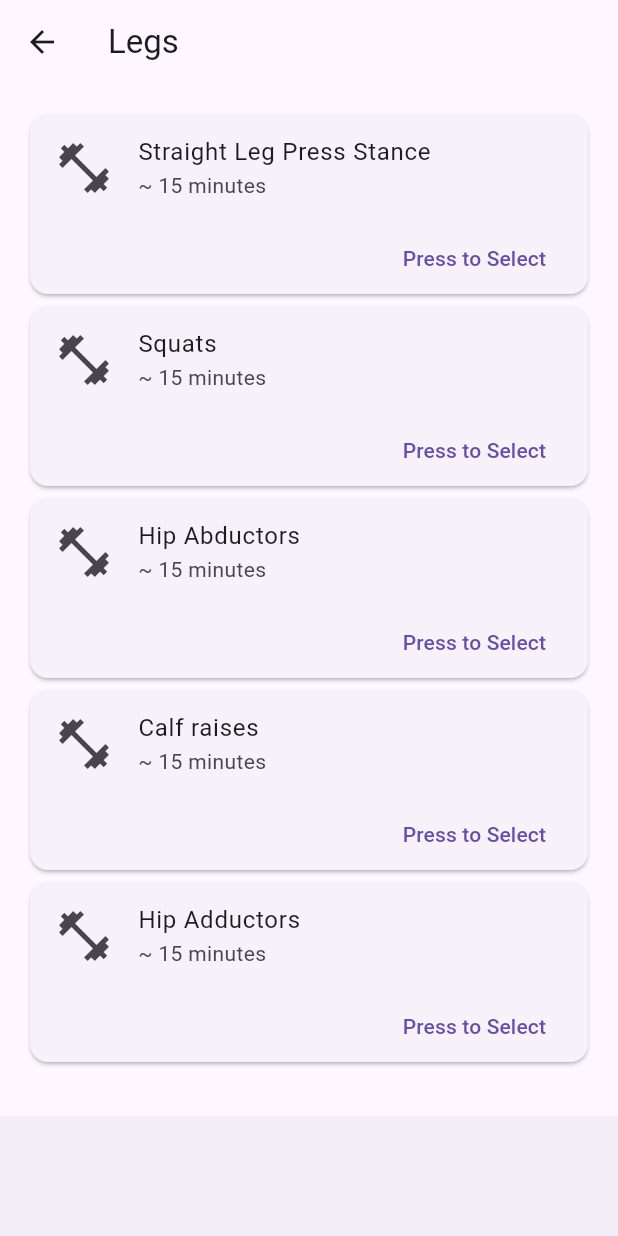
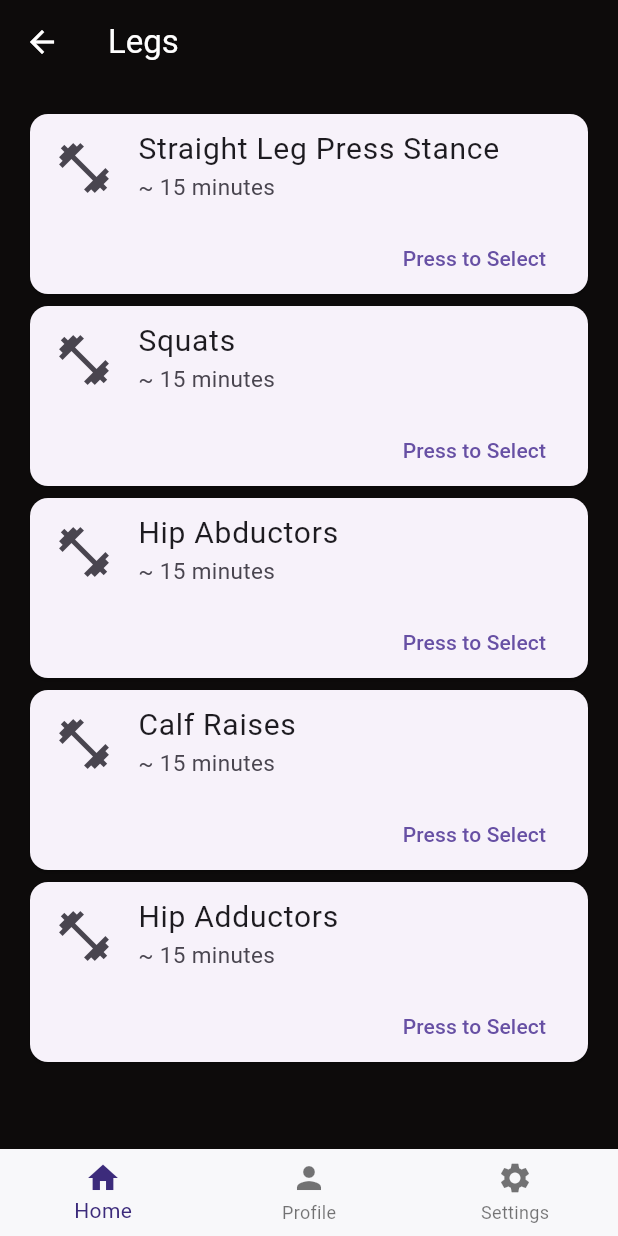
Before and after one commit to TheRealKwabena/kinetik, a Flutter app: the screen it shows after launch, on a phone screen of 412 x 824 dp. Run offline on Flutter 3.47's test engine with Material 3 defaults, Android fonts, the light colour scheme and no system bars.

Commit message:
feat: added navbaar UI

```diff
--- a/lib/pages/categories.dart
+++ b/lib/pages/categories.dart
@@ -1,4 +1,5 @@
 import 'package:flutter/cupertino.dart';
+import 'package:flutter/foundation.dart';
 import 'package:flutter/material.dart';
 import 'package:flutter/widgets.dart';
 
@@ -11,29 +12,48 @@ class Categories extends StatelessWidget {
 
     return Scaffold(
       appBar: AppBar(
-        title: const Text('Legs'),
+        title: const Text(
+          'Legs',
+          style: TextStyle(
+            color: Colors.white,
+          ),
+        ),
         scrolledUnderElevation: scrolledUnderElevation,
+        backgroundColor: const Color.fromRGBO(13, 11, 11, 1),
         leading: IconButton(
           icon: const Icon(Icons.arrow_back),
+          color: Colors.white,
           onPressed: () {
             Navigator.pop(context);
           },
         ),
       ),
-      body:  Padding(
-        padding: EdgeInsets.all(16.0),
-        child: Column(
-          crossAxisAlignment: CrossAxisAlignment.start,
+      body:Stack(
           children: <Widget>[
-            Card(
+             Container(
+               decoration: const BoxDecoration(
+                color: Color.fromRGBO(13, 11, 11, 1),
+              ),
+            ),
+
+           Padding(padding: const EdgeInsets.all(16.0),
+              child: Column(
+                children: <Widget>[
+Card(
               child: Column(
               mainAxisSize: MainAxisSize.min,
               children: <Widget>[
               const ListTile(
                 leading: Icon(Icons.fitness_center,
                 size: 40.0),
-                title: Text('Straight Leg Press Stance'),
-                subtitle: Text('~ 15 minutes'),
+                title: Text('Straight Leg Press Stance',
+                style: TextStyle(
+                  fontSize: 20.0,
+                ),),
+                subtitle: Text('~ 15 minutes',
+                style: TextStyle(
+                  fontSize: 15.0,
+                ),),
               ),
               Row(
                 mainAxisAlignment: MainAxisAlignment.end,
@@ -58,8 +78,14 @@ class Categories extends StatelessWidget {
               const ListTile(
                 leading: Icon(Icons.fitness_center,
                 size: 40.0),
-                title: Text('Squats'),
-                subtitle: Text('~ 15 minutes'),
+                title: Text('Squats',
+                style: TextStyle(
+                  fontSize: 20.0,
+                ),),
+                subtitle: Text('~ 15 minutes',
+                style: TextStyle(
+                  fontSize: 15.0,
+                ),),
               ),
               Row(
                 mainAxisAlignment: MainAxisAlignment.end,
@@ -84,8 +110,14 @@ class Categories extends StatelessWidget {
               const ListTile(
                 leading: Icon(Icons.fitness_center,
                 size: 40.0),
-                title: Text('Hip Abductors'),
-                subtitle: Text('~ 15 minutes'),
+                title: Text('Hip Abductors',
+                style: TextStyle(
+                  fontSize: 20.0,
+                ),),
+                subtitle: Text('~ 15 minutes',
+                style: TextStyle(
+                  fontSize: 15.0,
+                ),),
               ),
               Row(
                 mainAxisAlignment: MainAxisAlignment.end,
@@ -110,8 +142,14 @@ class Categories extends StatelessWidget {
               const ListTile(
                 leading: Icon(Icons.fitness_center,
                 size: 40.0),
-                title: Text('Calf raises'),
-                subtitle: Text('~ 15 minutes'),
+               title: Text('Calf Raises',
+                style: TextStyle(
+                  fontSize: 20.0,
+                ),),
+                subtitle: Text('~ 15 minutes',
+                style: TextStyle(
+                  fontSize: 15.0,
+                ),),
               ),
               Row(
                 mainAxisAlignment: MainAxisAlignment.end,
@@ -136,8 +174,15 @@ class Categories extends StatelessWidget {
               const ListTile(
                 leading: Icon(Icons.fitness_center,
                 size: 40.0),
-                title: Text('Hip Adductors'),
-                subtitle: Text('~ 15 minutes'),
+                title: Text('Hip Adductors',
+                style: TextStyle(
+                  fontSize: 20.0,
+                ),),
+                subtitle: Text('~ 15 minutes',
+                style: TextStyle(
+                  fontSize: 15.0,
+                ),),
+
               ),
               Row(
                 mainAxisAlignment: MainAxisAlignment.end,
@@ -155,12 +200,32 @@ class Categories extends StatelessWidget {
         ),
 
             ),
+                ],
+              )
+            )
+
           ],
-        ),
+        // ),
       ),
-      bottomNavigationBar: BottomAppBar(
-        shape: const CircularNotchedRectangle(),
-        child: Container(height: 50.0),
+       bottomNavigationBar: BottomNavigationBar(
+        backgroundColor: Color.fromRGBO(248, 248, 250, 1),
+        items: const <BottomNavigationBarItem>[
+          BottomNavigationBarItem(
+            icon: Icon(Icons.home),
+            label: 'Home',
+          ),
+          BottomNavigationBarItem(
+            icon: Icon(Icons.person),
+            label: 'Profile',
+          ),
+          BottomNavigationBarItem(
+            icon: Icon(Icons.settings),
+            label: 'Settings',
+          ),
+        ],
+        // currentIndex: _selectedIndex,
+        selectedItemColor: Color.fromARGB(255, 60, 43, 123),
+        // onTap: _onItemTapped,
       ),
     );
   }
```
